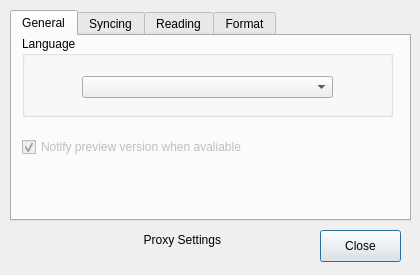
First picture: the form in src/ui/wizpreferencedialog.ui, repository WizTeam/WizQTClient, before the edit.
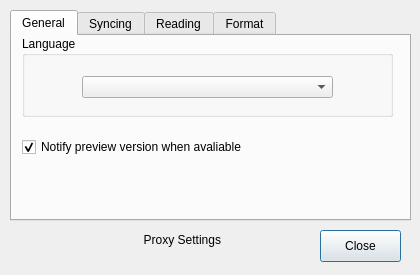
Second picture: the form after the edit.

The edit to the form file:
```diff
--- a/src/ui/wizpreferencedialog.ui
+++ b/src/ui/wizpreferencedialog.ui
@@ -84,7 +84,7 @@
     </widget>
     <widget class="QCheckBox" name="checkBox">
      <property name="enabled">
-      <bool>false</bool>
+      <bool>true</bool>
      </property>
      <property name="geometry">
       <rect>
```
